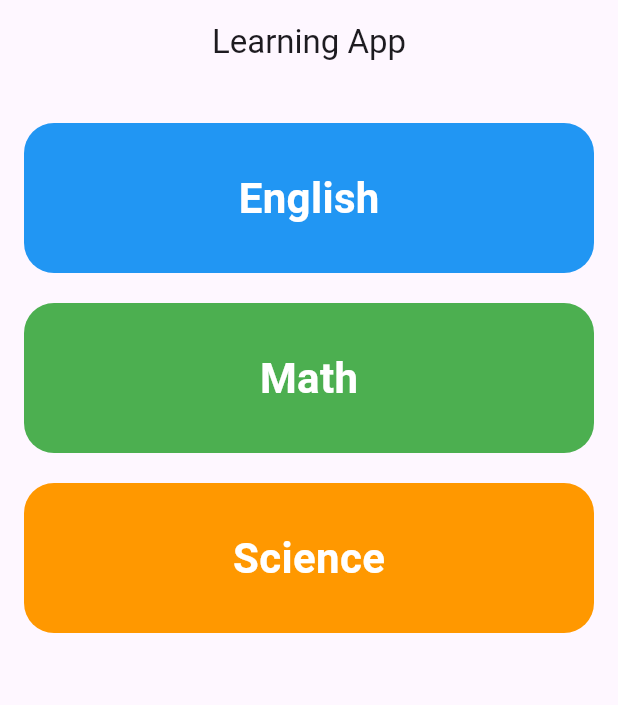
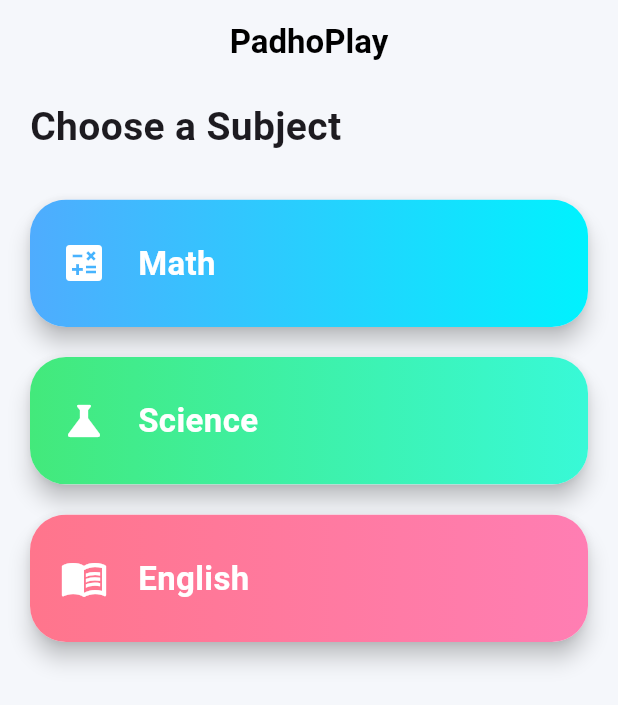
Before and after one commit to MasterOm08/pinnacle.github.io, a Flutter app: the screen it shows after launch, on a phone screen of 412 x 824 dp. Shown: the top 705 px of the screen. Run offline on Flutter 3.47's test engine with Material 3 defaults, Android fonts, the phone set to English and light mode, and no system bars.

Commit message:
Updated Home Screen UI.

```diff
--- a/lib/screens/home_screen.dart
+++ b/lib/screens/home_screen.dart
@@ -1,36 +1,181 @@
 import 'package:flutter/material.dart';
-import '../widgets/big_button.dart';
 
 class HomeScreen extends StatelessWidget {
   const HomeScreen({super.key});
 
   @override
   Widget build(BuildContext context) {
+
     return Scaffold(
+      backgroundColor: const Color(0xFFF5F7FB),
+
       appBar: AppBar(
-        title: const Text('Learning App'),
+        elevation: 0,
+        backgroundColor: Colors.transparent,
         centerTitle: true,
+        title: const Text(
+          "PadhoPlay",
+          style: TextStyle(
+            color: Colors.black,
+            fontWeight: FontWeight.bold,
+          ),
+        ),
       ),
-      body: Padding(
-        padding: const EdgeInsets.all(16.0),
-        child: Column(
-          children: [
-            BigButton(
-              title: 'English',
-              color: Colors.blue,
-              onTap: () {},
+
+      body: Column(
+        crossAxisAlignment: CrossAxisAlignment.start,
+        children: [
+
+          const SizedBox(height: 10),
+
+          const Padding(
+            padding: EdgeInsets.symmetric(horizontal: 20),
+            child: Text(
+              "Choose a Subject",
+              style: TextStyle(
+                fontSize: 26,
+                fontWeight: FontWeight.bold,
+              ),
             ),
-            BigButton(
-              title: 'Math',
-              color: Colors.green,
-              onTap: () {},
+          ),
+
+          const SizedBox(height: 20),
+
+          Expanded(
+            child: ListView(
+              children: [
+
+                SubjectCard(
+                  title: "Math",
+                  icon: Icons.calculate,
+                  gradient: const [
+                    Color(0xFF4FACFE),
+                    Color(0xFF00F2FE)
+                  ],
+                  onTap: () {
+                    debugPrint("Math tapped");
+                  },
+                ),
+
+                SubjectCard(
+                  title: "Science",
+                  icon: Icons.science,
+                  gradient: const [
+                    Color(0xFF43E97B),
+                    Color(0xFF38F9D7)
+                  ],
+                  onTap: () {
+                    debugPrint("Science tapped");
+                  },
+                ),
+
+                SubjectCard(
+                  title: "English",
+                  icon: Icons.menu_book,
+                  gradient: const [
+                    Color(0xFFFF758C),
+                    Color(0xFFFF7EB3)
+                  ],
+                  onTap: () {
+                    debugPrint("English tapped");
+                  },
+                ),
+
+              ],
             ),
-            BigButton(
-              title: 'Science',
-              color: Colors.orange,
-              onTap: () {},
+          ),
+        ],
+      ),
+    );
+  }
+}
+
+////////////////////////////////////////////////////////////
+/// ULTRA MODERN SUBJECT CARD
+////////////////////////////////////////////////////////////
+
+class SubjectCard extends StatefulWidget {
+
+  final String title;
+  final IconData icon;
+  final List<Color> gradient;
+  final VoidCallback onTap;
+
+  const SubjectCard({
+    super.key,
+    required this.title,
+    required this.icon,
+    required this.gradient,
+    required this.onTap,
+  });
+
+  @override
+  State<SubjectCard> createState() => _SubjectCardState();
+}
+
+class _SubjectCardState extends State<SubjectCard> {
+
+  double scale = 1.0;
+
+  @override
+  Widget build(BuildContext context) {
+
+    return Padding(
+      padding: const EdgeInsets.symmetric(horizontal: 20, vertical: 10),
+
+      child: AnimatedScale(
+        scale: scale,
+        duration: const Duration(milliseconds: 120),
+
+        child: Material(
+          borderRadius: BorderRadius.circular(24),
+          elevation: 6,
+          child: InkWell(
+            borderRadius: BorderRadius.circular(24),
+
+            onTap: widget.onTap,
+
+            onHighlightChanged: (value) {
+              setState(() {
+                scale = value ? 0.96 : 1.0;
+              });
+            },
+
+            child: Ink(
+              height: 85,
+              decoration: BoxDecoration(
+                borderRadius: BorderRadius.circular(24),
+                gradient: LinearGradient(
+                  colors: widget.gradient,
+                ),
+              ),
+
+              child: Row(
+                children: [
+
+                  const SizedBox(width: 20),
+
+                  Icon(
+                    widget.icon,
+                    color: Colors.white,
+                    size: 32,
+                  ),
+
+                  const SizedBox(width: 20),
+
+                  Text(
+                    widget.title,
+                    style: const TextStyle(
+                      color: Colors.white,
+                      fontSize: 22,
+                      fontWeight: FontWeight.bold,
+                    ),
+                  ),
+
+                ],
+              ),
             ),
-          ],
+          ),
         ),
       ),
     );
```
